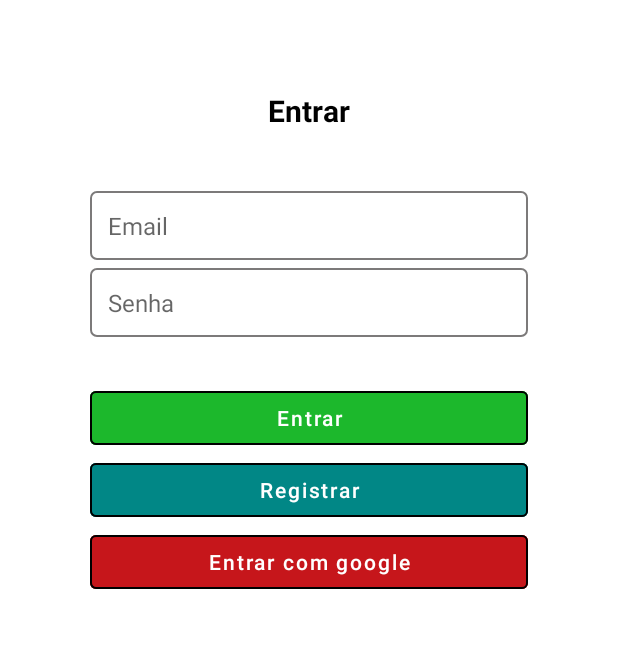
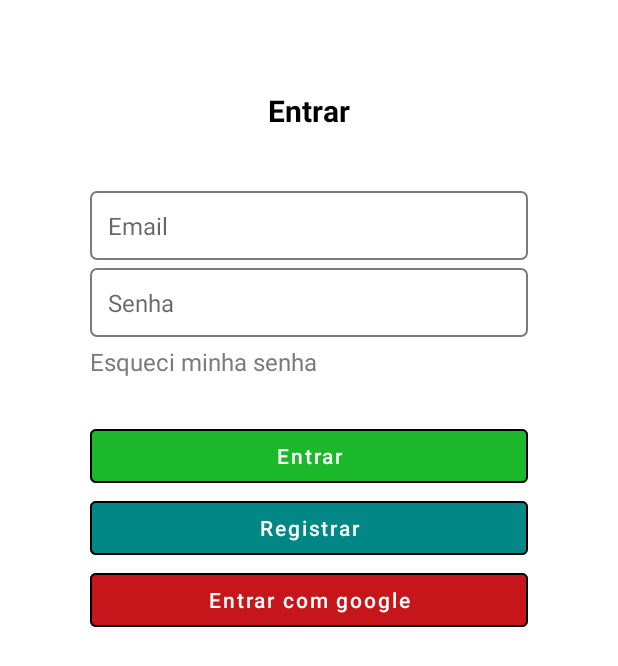
Before and after one commit to RodrigoAugusto31/kotlin-final-project-repository, an Android app: the screen it shows after launch (LoginScreen), on a phone screen of 412 x 824 dp. Shown: the top 666 px of the screen. Run offline under Robolectric (Android 15) with nearby library versions, the phone set to English and light mode, and no system bars; our stand-ins replace Firebase (no records; nobody signed in at launch, a user with empty details on screens opened directly).

Commit message:
updating project

```diff
--- a/app/src/main/java/com/example/finalprojectrodrigoaugusto/LoginScreen.kt
+++ b/app/src/main/java/com/example/finalprojectrodrigoaugusto/LoginScreen.kt
@@ -40,10 +40,9 @@ class LoginScreen : AppCompatActivity() {
 
         firebaseAuth = FirebaseAuth.getInstance()
 
+        setButtonsListeners()
         setUpGoogleSignIn()
-        setRegisterButtonListener()
-        setLoginButtonListener()
-        setLoginWithGoggleButtonListener()
+
     }
 
     private fun setUpGoogleSignIn() {
@@ -54,23 +53,24 @@ class LoginScreen : AppCompatActivity() {
         mGoogleClient = GoogleSignIn.getClient(this, gso)
     }
 
-    private fun setRegisterButtonListener() {
+    private fun setButtonsListeners() {
         binding.btRegister.setOnClickListener {
             val activity = Intent(this, CreateAccount::class.java)
             startActivity(activity)
         }
-    }
 
-    private fun setLoginWithGoggleButtonListener() {
         binding.btLoginGoogle.setOnClickListener {
             val signIntent: Intent = mGoogleClient.signInIntent
             startActivityForResult(signIntent, reqCode)
         }
-    }
 
-    private fun setLoginButtonListener() {
         binding.btLogin.setOnClickListener {
             sign()
+        }
+
+        binding.textViewForgotPassword.setOnClickListener {
+            val activity = Intent(this, ForgotPasswordActivity::class.java);
+            startActivity(activity)
         }
     }
 
--- a/app/src/main/res/layout/activity_login_screen.xml
+++ b/app/src/main/res/layout/activity_login_screen.xml
@@ -21,16 +21,15 @@
         app:layout_constraintStart_toStartOf="parent"
         app:layout_constraintTop_toTopOf="parent" />
 
-
     <EditText
         android:id="@+id/edit_txt_email"
         style="@style/CustomEditText"
-        android:inputType="textEmailAddress"
         android:layout_width="match_parent"
         android:layout_height="wrap_content"
         android:layout_marginBottom="5dp"
         android:hint="@string/email"
         android:imeOptions="actionNone"
+        android:inputType="textEmailAddress"
         app:layout_constraintBottom_toTopOf="@+id/edit_txt_password"
         app:layout_constraintEnd_toEndOf="parent"
         app:layout_constraintStart_toStartOf="parent"
@@ -50,11 +49,23 @@
         app:layout_constraintStart_toStartOf="parent"
         app:layout_constraintTop_toBottomOf="@+id/edit_txt_email" />
 
+    <TextView
+        android:id="@+id/text_view_forgot_password"
+        android:layout_width="wrap_content"
+        android:layout_height="wrap_content"
+        android:layout_marginTop="5dp"
+        android:text="Esqueci minha senha"
+        android:textColor="@color/gray"
+        android:textSize="16sp"
+        app:layout_constraintStart_toStartOf="@id/edit_txt_password"
+        app:layout_constraintTop_toBottomOf="@+id/edit_txt_password" />
+
     <Button
         android:id="@+id/bt_login"
         style="@style/CustomButton"
         android:layout_width="match_parent"
         android:layout_height="wrap_content"
+        android:layout_marginTop="25dp"
         android:backgroundTint="@color/green"
         android:text="@string/login"
         app:layout_constraintBottom_toTopOf="@+id/bt_register"
```
